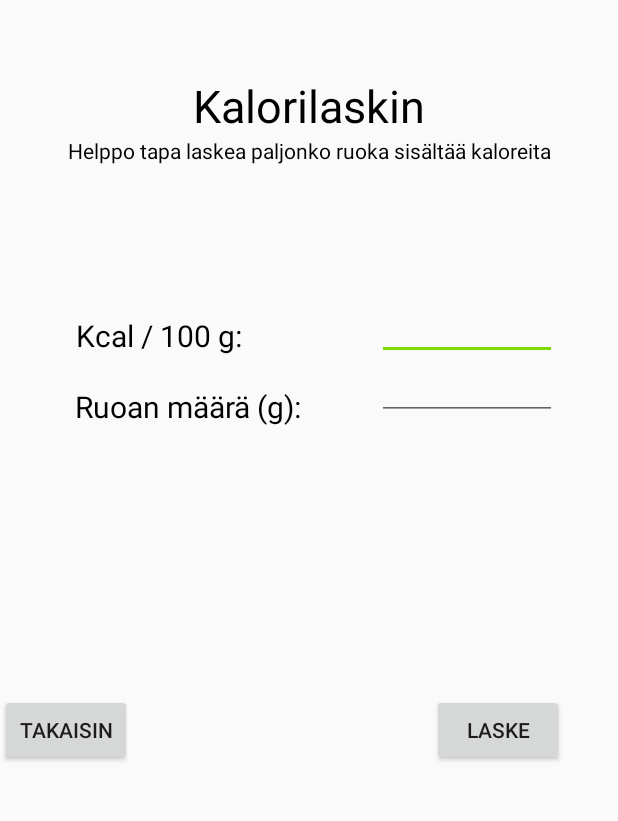
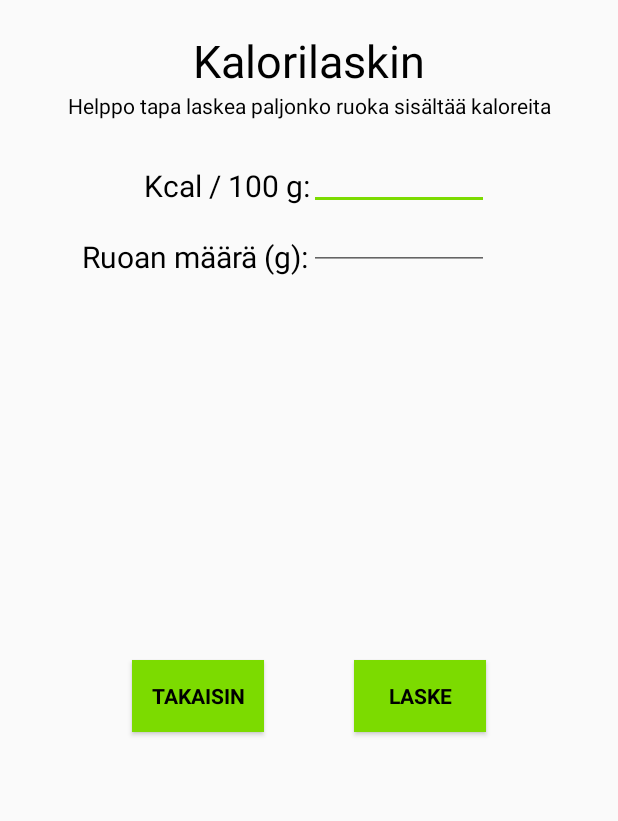
Before and after one commit to t7tuta00/Kinesampo, an Android app: the KaloriLaskinActivity screen opened directly, with no data from a screen before it, on a phone screen of 412 x 824 dp, the part 84-905 px from its top. Run offline under Robolectric (Android 15) with nearby library versions, the phone set to English and light mode, and no system bars.

Commit message:
'kalorilaskuri_yms'

```diff
--- a/app/src/main/java/com/example/toiminnallisuusv1/KaloriLaskinActivity.java
+++ b/app/src/main/java/com/example/toiminnallisuusv1/KaloriLaskinActivity.java
@@ -15,8 +15,8 @@ import androidx.appcompat.widget.Toolbar;
 
 public class KaloriLaskinActivity extends AppCompatActivity {
 
-    Button add, clear;
-    TextView tulos;
+    Button add;
+    TextView tulos, tulos2;
     EditText kcalEdit, amountEdit;
 
     @Override
@@ -29,10 +29,13 @@ public class KaloriLaskinActivity extends AppCompatActivity {
         getSupportActionBar().setDisplayShowTitleEnabled(false);
 
         add = findViewById(R.id.addButton);
-        clear = findViewById(R.id.clearButton);
         tulos = findViewById(R.id.tulosText);
+        tulos2 = findViewById(R.id.tulosText2);
         kcalEdit = findViewById(R.id.kcalEditText);
         amountEdit = findViewById(R.id.amountEditText);
+
+        add.setVisibility(View.INVISIBLE);
+        tulos2.setVisibility(View.INVISIBLE);
     }
 
     public boolean onCreateOptionsMenu(Menu menu) {
@@ -71,18 +74,16 @@ public class KaloriLaskinActivity extends AppCompatActivity {
         String tulosString = String.valueOf(laskuTulos);
 
         add.setVisibility(View.VISIBLE);
-        clear.setVisibility(View.VISIBLE);
+        tulos2.setVisibility(View.VISIBLE);
         tulos.setText(tulosString);
-    }
-
-    public void clearClick(View view) {
-        add.setVisibility(View.INVISIBLE);
-        clear.setVisibility(View.INVISIBLE);
-        tulos.setText("");
         kcalEdit.setText("");
         amountEdit.setText("");
     }
 
     public void addClick(View view) {
+        //täältä päivittyy tietokantaan, jotta näkyy lisättynä ruokanäkymään päivän kaloreihin
+        tulos.setText("");
+        add.setVisibility(View.INVISIBLE);
+        tulos2.setVisibility(View.INVISIBLE);
     }
 }
--- a/app/src/main/res/layout/activity_kalori_laskin.xml
+++ b/app/src/main/res/layout/activity_kalori_laskin.xml
@@ -1,10 +1,9 @@
-<LinearLayout xmlns:android="http://schemas.android.com/apk/res/android"
-    xmlns:tools="http://schemas.android.com/tools"
+<?xml version="1.0" encoding="utf-8"?>
+<RelativeLayout xmlns:android="http://schemas.android.com/apk/res/android"
     android:layout_width="match_parent"
     android:layout_height="match_parent"
     xmlns:app="http://schemas.android.com/apk/res-auto"
-    android:gravity="center_horizontal"
-    android:orientation="vertical"
+    xmlns:tools="http://schemas.android.com/tools"
     tools:context=".KaloriLaskinActivity">
 
     <androidx.appcompat.widget.Toolbar
@@ -19,19 +18,25 @@
         android:minHeight="?attr/actionBarSize"
         app:titleTextColor="@android:color/white"></androidx.appcompat.widget.Toolbar>
 
-    <LinearLayout
-        android:layout_width="match_parent"
-        android:layout_height="wrap_content"
-        android:orientation="vertical"
-        android:layout_marginTop="50dp">
+    <TextView
+        android:layout_width="0dp"
+        android:layout_height="0dp"
+        android:id="@+id/kohdistus"
+        android:layout_below="@+id/toolbar"
+        android:layout_centerHorizontal="true"
+        android:text="">
+    </TextView>
 
     <TextView
         android:layout_width="match_parent"
         android:layout_height="wrap_content"
         android:text="Kalorilaskin"
         android:textSize="30dp"
+        android:layout_marginTop="20dp"
         android:textColor="@android:color/black"
         android:gravity="center"
+        android:layout_below="@+id/toolbar"
+        android:layout_centerHorizontal="true"
         app:layout_constraintLeft_toLeftOf="parent"
         app:layout_constraintTop_toTopOf="parent"
         android:id="@+id/headerText" />
@@ -41,25 +46,12 @@
         android:layout_height="wrap_content"
         android:text="Helppo tapa laskea paljonko ruoka sisältää kaloreita"
         android:textSize="14dp"
+        android:layout_marginBottom="30dp"
         android:textColor="@android:color/black"
         android:gravity="center"
-            app:layout_constraintLeft_toLeftOf="parent"
-            app:layout_constraintTop_toTopOf="parent"
+        android:layout_below="@+id/headerText"
+        android:layout_centerHorizontal="true"
         android:id="@+id/infoText" />
-
-        <LinearLayout
-            android:layout_width="match_parent"
-            android:layout_height="wrap_content"
-            android:orientation="horizontal"
-            android:layout_marginTop="50dp">
-
-            <LinearLayout
-                android:layout_width="wrap_content"
-                android:layout_height="wrap_content"
-                android:orientation="vertical"
-                android:layout_marginLeft="50dp"
-                android:layout_marginRight="50dp"
-                android:layout_marginTop="50dp">
 
             <TextView
                 android:layout_width="wrap_content"
@@ -68,8 +60,8 @@
                 android:textSize="20dp"
                 android:textColor="@android:color/black"
                 android:gravity="center"
-                    app:layout_constraintLeft_toLeftOf="parent"
-                    app:layout_constraintTop_toTopOf="parent"
+                android:layout_below="@+id/infoText"
+                android:layout_toLeftOf="@id/kohdistus"
                 android:id="@+id/kcalText" />
 
             <TextView
@@ -80,17 +72,9 @@
                 android:textColor="@android:color/black"
                 android:layout_marginTop="20dp"
                 android:gravity="center"
-                    app:layout_constraintLeft_toLeftOf="parent"
-                    app:layout_constraintTop_toTopOf="parent"
+                android:layout_below="@+id/kcalText"
+                android:layout_toLeftOf="@id/kohdistus"
                 android:id="@+id/amountText" />
-
-            </LinearLayout>
-
-            <LinearLayout
-                android:layout_width="wrap_content"
-                android:layout_height="wrap_content"
-                android:orientation="vertical"
-                android:layout_marginTop="50dp">
 
             <EditText
                 android:id="@+id/kcalEditText"
@@ -99,6 +83,8 @@
                 android:hint=""
                 android:layout_marginTop="-15dp"
                 android:gravity="center"
+                android:layout_below="@+id/infoText"
+                android:layout_toRightOf="@id/kohdistus"
                 android:textColorHint="@color/hintColor"
                 android:inputType="number"/>
 
@@ -108,12 +94,24 @@
                 android:layout_height="45dp"
                 android:hint=""
                 android:layout_marginTop="-5dp"
+                android:layout_marginBottom="20dp"
                 android:gravity="center"
+                android:layout_below="@+id/kcalEditText"
+                android:layout_toRightOf="@id/kohdistus"
                 android:textColorHint="@color/hintColor"
                 android:inputType="number"/>
 
-            </LinearLayout>
-        </LinearLayout>
+    <TextView
+        android:layout_width="wrap_content"
+        android:layout_height="wrap_content"
+        android:text="Tulos: "
+        android:textSize="20dp"
+        android:textColor="@android:color/black"
+        android:layout_marginTop="20dp"
+        android:gravity="center"
+        android:layout_below="@id/amountEditText"
+        android:layout_toLeftOf="@id/kohdistus"
+        android:id="@+id/tulosText2" />
 
     <TextView
         android:layout_width="wrap_content"
@@ -123,59 +121,54 @@
         android:textColor="@android:color/black"
         android:layout_marginTop="20dp"
         android:gravity="center"
-            android:layout_gravity="center"
+        android:layout_below="@id/amountEditText"
+        android:layout_toRightOf="@id/kohdistus"
         android:id="@+id/tulosText" />
 
-        <LinearLayout
-            android:layout_width="wrap_content"
+        <Button
+            android:layout_width="90dp"
             android:layout_height="wrap_content"
-            android:orientation="horizontal"
-            android:layout_marginTop="5dp">
+            android:text="Lisää syödyksi"
+            android:layout_toRightOf="@id/tulosText"
+            android:layout_marginTop="20dp"
+            android:gravity="center"
+            android:layout_below="@id/amountEditText"
+            android:layout_marginLeft="15dp"
+            android:onClick="addClick"
+            android:textColor="@android:color/black"
+            android:textStyle="bold"
+            android:background="@color/colorAccent"
+            style="?android:textAppearanceSmall"
+            android:id="@+id/addButton"/>
 
     <Button
         android:layout_width="wrap_content"
         android:layout_height="wrap_content"
-                android:text="Tyhjennä"
-                android:layout_gravity="center"
-                android:visibility="invisible"
-                android:onClick="clearClick"
-                android:id="@+id/clearButton"/>
-
-            <Button
-                android:layout_width="wrap_content"
-                android:layout_height="wrap_content"
-                android:layout_marginLeft="200dp"
-                android:text="Lisää syödyksi"
-                android:layout_gravity="center"
-                android:visibility="invisible"
-                android:onClick="addClick"
-                android:id="@+id/addButton"/>
-
-        </LinearLayout>
-
-        <LinearLayout
-            android:layout_width="wrap_content"
-            android:layout_height="wrap_content"
-            android:orientation="horizontal"
-            android:layout_marginTop="70dp">
-
-        <Button
-            android:layout_width="wrap_content"
-            android:layout_height="wrap_content"
+        android:layout_marginRight="30dp"
         android:text="Takaisin"
-            android:layout_gravity="center"
         android:onClick="takaisinIntent"
+        android:layout_alignParentBottom="true"
+        android:layout_toLeftOf="@id/kohdistus"
+        android:layout_marginBottom="280dp"
+        android:textColor="@android:color/black"
+        android:textStyle="bold"
+        android:background="@color/colorAccent"
+        style="?android:textAppearanceSmall"
         android:id="@+id/takaisinButton"/>
 
     <Button
         android:layout_width="wrap_content"
         android:layout_height="wrap_content"
-                android:layout_marginLeft="200dp"
+        android:layout_marginLeft="30dp"
         android:text="Laske"
         android:onClick="laskeClick"
-                android:layout_gravity="center"
+        android:layout_alignParentBottom="true"
+        android:layout_toRightOf="@id/kohdistus"
+        android:layout_marginBottom="280dp"
+        android:textColor="@android:color/black"
+        android:textStyle="bold"
+        android:background="@color/colorAccent"
+        style="?android:textAppearanceSmall"
         android:id="@+id/laskeButton"/>
 
-        </LinearLayout>
-    </LinearLayout>
-</LinearLayout>
+</RelativeLayout>
--- a/app/src/main/res/layout/activity_main.xml
+++ b/app/src/main/res/layout/activity_main.xml
@@ -101,7 +101,6 @@
         android:layout_height="100dp"
         android:layout_alignParentBottom="true"
         android:layout_centerHorizontal="true"
-        android:layout_gravity="center"
         android:layout_marginBottom="50dp"
         android:background="@drawable/fingerprint_src"
         android:onClick="kirjauduIntent"
```
Also changed, not shown: app/src/main/java/com/example/toiminnallisuusv1/FoodActivity.java (+17 -6 lines), app/src/main/res/layout/activity_menu.xml (+3 -4 lines), app/src/main/res/layout/activity_new_user.xml (+40 -33 lines), app/src/main/res/layout/activity_new_user2.xml (+52 -49 lines). Lines whose indentation alone changed are shown as unchanged.
